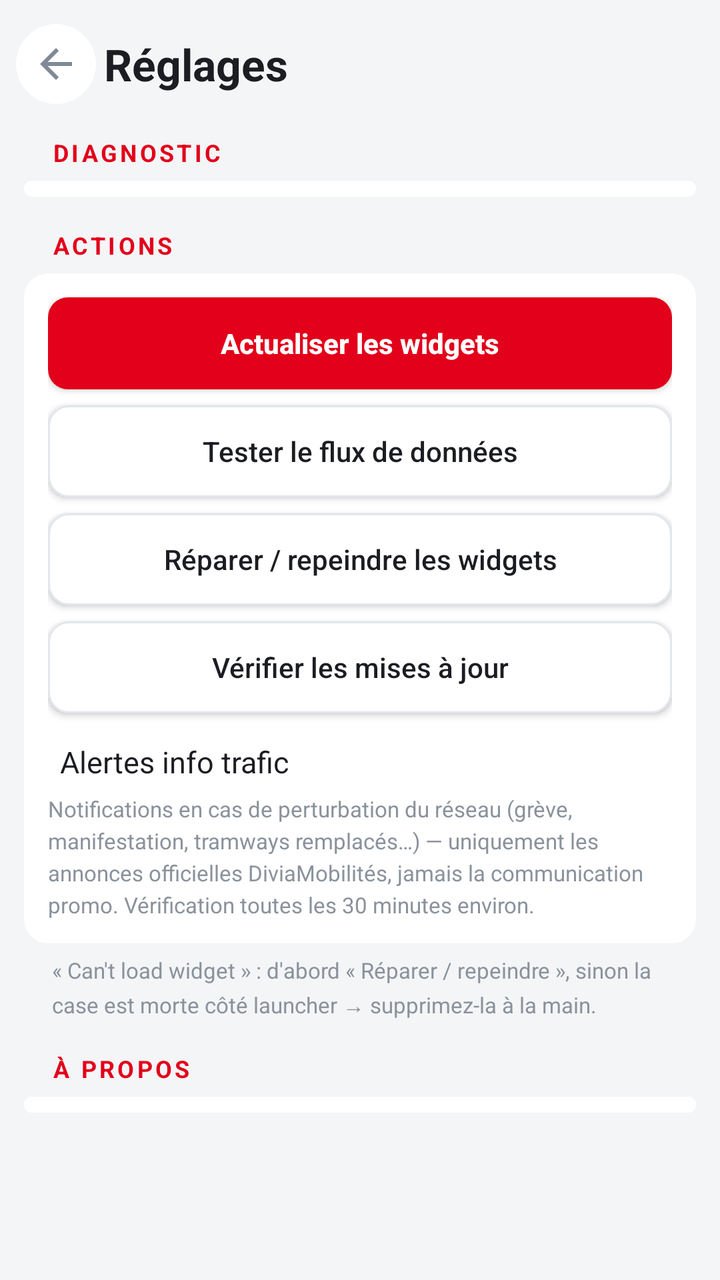
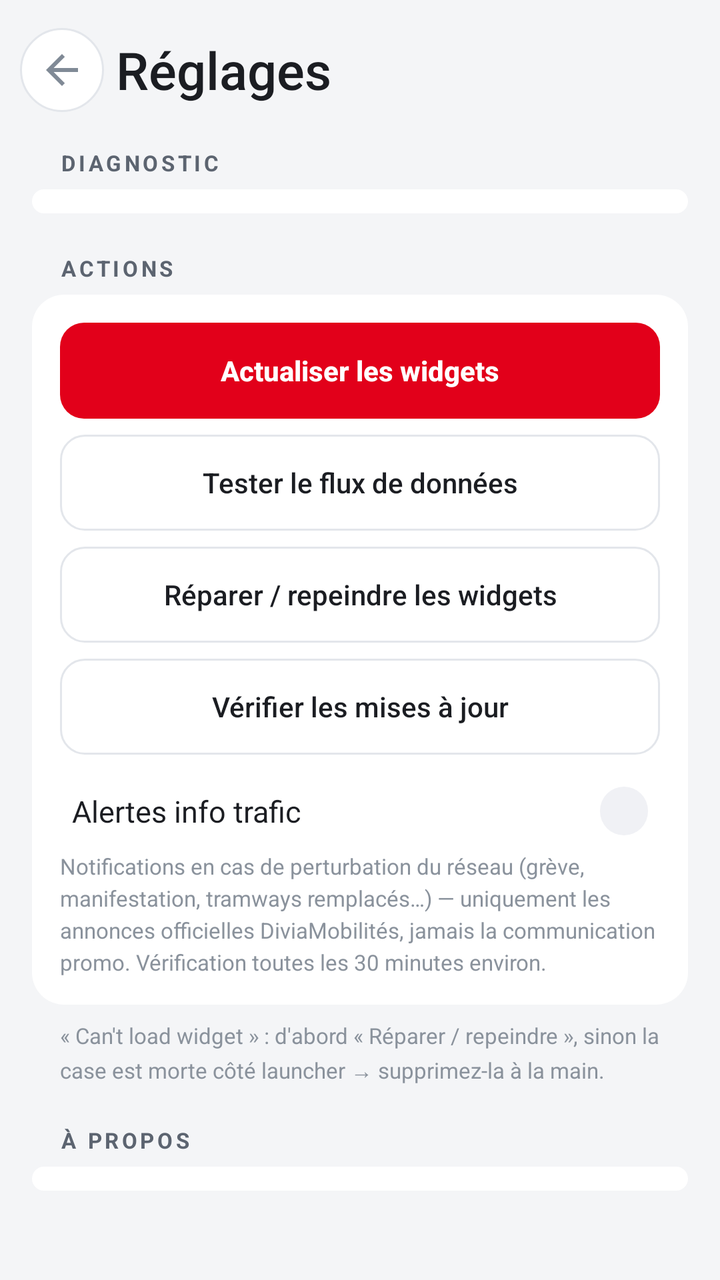

Compare the two renders of this Android layout. The source of the first and the diff that turns it into the second are given below.
<!-- AndroidManifest.xml: application theme AppTheme -->
<!-- res/layout/activity_settings.xml -->
<?xml version="1.0" encoding="utf-8"?>
<LinearLayout xmlns:android="http://schemas.android.com/apk/res/android"
    android:layout_width="match_parent"
    android:layout_height="match_parent"
    android:orientation="vertical"
    android:background="@color/screen_bg">

    
    <LinearLayout
        android:layout_width="match_parent"
        android:layout_height="wrap_content"
        android:orientation="horizontal"
        android:gravity="center_vertical"
        android:paddingLeft="8dp"
        android:paddingRight="16dp"
        android:paddingTop="12dp"
        android:paddingBottom="8dp">

        <ImageView
            android:id="@+id/btn_back"
            android:layout_width="40dp"
            android:layout_height="40dp"
            android:scaleType="centerInside"
            android:padding="8dp"
            android:background="@drawable/btn_icon"
            android:contentDescription="@string/back"
            android:src="@drawable/ic_back"/>

        <TextView
            android:layout_width="0dp"
            android:layout_height="wrap_content"
            android:layout_weight="1"
            android:layout_marginLeft="4dp"
            android:textColor="@color/txt_main"
            android:textSize="22sp"
            android:textStyle="bold"
            android:text="@string/settings_title"/>
    </LinearLayout>

    <ScrollView
        android:layout_width="match_parent"
        android:layout_height="0dp"
        android:layout_weight="1"
        android:fillViewport="true"
        android:scrollbars="none">

        <LinearLayout
            android:layout_width="match_parent"
            android:layout_height="wrap_content"
            android:orientation="vertical"
            android:paddingLeft="12dp"
            android:paddingRight="12dp"
            android:paddingBottom="16dp">

            
            <TextView
                android:layout_width="match_parent"
                android:layout_height="wrap_content"
                android:textColor="@color/countdown"
                android:textSize="12sp"
                android:textStyle="bold"
                android:textAllCaps="true"
                android:letterSpacing="0.12"
                android:paddingLeft="14dp"
                android:paddingTop="8dp"
                android:paddingBottom="6dp"
                android:text="@string/section_diagnostics"/>

            <LinearLayout
                android:id="@+id/diag_rows"
                android:layout_width="match_parent"
                android:layout_height="wrap_content"
                android:orientation="vertical"
                android:paddingTop="4dp"
                android:paddingBottom="4dp"
                android:background="@drawable/card"/>

            
            <TextView
                android:layout_width="match_parent"
                android:layout_height="wrap_content"
                android:textColor="@color/countdown"
                android:textSize="12sp"
                android:textStyle="bold"
                android:textAllCaps="true"
                android:letterSpacing="0.12"
                android:paddingLeft="14dp"
                android:paddingTop="16dp"
                android:paddingBottom="6dp"
                android:text="@string/section_actions"/>

            <LinearLayout
                android:layout_width="match_parent"
                android:layout_height="wrap_content"
                android:orientation="vertical"
                android:padding="12dp"
                android:background="@drawable/card">

                <Button
                    android:id="@+id/btn_refresh_now"
                    android:layout_width="match_parent"
                    android:layout_height="46dp"
                    android:background="@drawable/btn_primary"
                    android:textColor="@color/badge_text"
                    android:textSize="14sp"
                    android:textStyle="bold"
                    android:textAllCaps="false"
                    android:text="@string/refresh_now"/>

                <Button
                    android:id="@+id/btn_test_feed"
                    android:layout_width="match_parent"
                    android:layout_height="46dp"
                    android:layout_marginTop="8dp"
                    android:background="@drawable/btn_secondary"
                    android:textColor="@color/txt_main"
                    android:textSize="14sp"
                    android:textAllCaps="false"
                    android:text="@string/test_feed"/>

                <Button
                    android:id="@+id/btn_repair_launcher"
                    android:layout_width="match_parent"
                    android:layout_height="46dp"
                    android:layout_marginTop="8dp"
                    android:background="@drawable/btn_secondary"
                    android:textColor="@color/txt_main"
                    android:textSize="14sp"
                    android:textAllCaps="false"
                    android:text="@string/repair_launcher_btn"/>

                
                <Button
                    android:id="@+id/btn_check_update"
                    android:layout_width="match_parent"
                    android:layout_height="46dp"
                    android:layout_marginTop="8dp"
                    android:background="@drawable/btn_secondary"
                    android:textColor="@color/txt_main"
                    android:textSize="14sp"
                    android:textAllCaps="false"
                    android:text="@string/update_check"/>

                
                <LinearLayout
                    android:id="@+id/traffic_row"
                    android:layout_width="match_parent"
                    android:layout_height="wrap_content"
                    android:orientation="horizontal"
                    android:gravity="center_vertical"
                    android:paddingLeft="6dp"
                    android:paddingRight="6dp"
                    android:paddingTop="14dp"
                    android:paddingBottom="4dp"
                    android:background="?android:attr/selectableItemBackground">

                    <TextView
                        android:layout_width="0dp"
                        android:layout_height="wrap_content"
                        android:layout_weight="1"
                        android:textColor="@color/txt_main"
                        android:textSize="15sp"
                        android:text="@string/setting_traffic"/>

                    <TextView
                        android:id="@+id/traffic_value"
                        android:layout_width="wrap_content"
                        android:layout_height="wrap_content"
                        android:textColor="@color/txt_sub"
                        android:textSize="14sp"
                        android:textStyle="bold"/>
                </LinearLayout>

                <TextView
                    android:layout_width="match_parent"
                    android:layout_height="wrap_content"
                    android:textColor="@color/txt_clock"
                    android:textSize="11sp"
                    android:lineSpacingExtra="3dp"
                    android:paddingTop="2dp"
                    android:text="@string/traffic_note"/>
            </LinearLayout>

            <TextView
                android:layout_width="match_parent"
                android:layout_height="wrap_content"
                android:textColor="@color/txt_clock"
                android:textSize="11sp"
                android:lineSpacingExtra="3dp"
                android:paddingLeft="14dp"
                android:paddingTop="6dp"
                android:text="@string/repair_line"/>

            
            <TextView
                android:layout_width="match_parent"
                android:layout_height="wrap_content"
                android:textColor="@color/countdown"
                android:textSize="12sp"
                android:textStyle="bold"
                android:textAllCaps="true"
                android:letterSpacing="0.12"
                android:paddingLeft="14dp"
                android:paddingTop="16dp"
                android:paddingBottom="6dp"
                android:text="@string/section_about"/>

            <LinearLayout
                android:id="@+id/about_rows"
                android:layout_width="match_parent"
                android:layout_height="wrap_content"
                android:orientation="vertical"
                android:paddingTop="4dp"
                android:paddingBottom="4dp"
                android:background="@drawable/card"/>
        </LinearLayout>
    </ScrollView>
</LinearLayout>
<!-- resources referenced by this layout -->
<resources>
  <color name="badge_text">#FFFFFF</color>
  <color name="countdown">#E2001A</color>
  <color name="screen_bg">#F4F5F7</color>
  <color name="txt_clock">#8A929C</color>
  <color name="txt_main">#1B1D22</color>
  <color name="txt_sub">#5C6470</color>
  <!-- drawable btn_icon (drawable) -->
  <?xml version="1.0" encoding="utf-8"?>
  <shape xmlns:android="http://schemas.android.com/apk/res/android" android:shape="oval">
      <solid android:color="@color/card_bg"/>
  </shape>
  <!-- drawable btn_primary (drawable) -->
  <?xml version="1.0" encoding="utf-8"?>
  <shape xmlns:android="http://schemas.android.com/apk/res/android" android:shape="rectangle">
      <solid android:color="@color/badge_bg"/>
      <corners android:radius="10dp"/>
  </shape>
  <!-- drawable btn_secondary (drawable) -->
  <?xml version="1.0" encoding="utf-8"?>
  <shape xmlns:android="http://schemas.android.com/apk/res/android" android:shape="rectangle">
      <solid android:color="@color/card_bg"/>
      <stroke android:width="1dp" android:color="@color/btn_stroke"/>
      <corners android:radius="10dp"/>
  </shape>
  <!-- drawable card (drawable) -->
  <?xml version="1.0" encoding="utf-8"?>
  <shape xmlns:android="http://schemas.android.com/apk/res/android" android:shape="rectangle">
      <solid android:color="@color/card_bg"/>
      <corners android:radius="12dp"/>
  </shape>
  <!-- drawable ic_back (drawable) -->
  <?xml version="1.0" encoding="utf-8"?>
  <vector xmlns:android="http://schemas.android.com/apk/res/android"
      android:width="24dp"
      android:height="24dp"
      android:viewportWidth="24"
      android:viewportHeight="24">
      <path
          android:fillColor="#808A96"
          android:pathData="M20,11H7.83l5.59,-5.59L12,4l-8,8 8,8 1.41,-1.41L7.83,13H20v-2z"/>
  </vector>
  <string name="back">Retour</string>
  <string name="refresh_now">Actualiser les widgets</string>
  <string name="repair_launcher_btn">Réparer / repeindre les widgets</string>
  <string name="repair_line">« Can\'t load widget » : d\'abord « Réparer / repeindre », sinon la case est morte côté launcher → supprimez-la à la main.</string>
  <string name="section_about">À propos</string>
  <string name="section_actions">Actions</string>
  <string name="section_diagnostics">Diagnostic</string>
  <string name="setting_traffic">Alertes info trafic</string>
  <string name="settings_title">Réglages</string>
  <string name="test_feed">Tester le flux de données</string>
  <string name="traffic_note">Notifications en cas de perturbation du réseau (grève, manifestation, tramways remplacés…) — uniquement les annonces officielles DiviaMobilités, jamais la communication promo. Vérification toutes les 30 minutes environ.</string>
  <string name="update_check">Vérifier les mises à jour</string>
  <style name="AppTheme" parent="android:Theme.Material.Light.NoActionBar">
          <item name="android:colorPrimary">#E2001A</item>
          <item name="android:colorAccent">#E2001A</item>
          <item name="android:statusBarColor">#E2001A</item>
          <item name="android:windowBackground">@color/screen_bg</item>
      </style>
  <color name="card_bg">#FFFFFF</color>
  <color name="badge_bg">#E2001A</color>
  <color name="btn_stroke">#E3E6EB</color>
</resources>

<!-- the commit's change to res/layout/activity_settings.xml (unified diff, before → after) -->
@@ -11,17 +11,17 @@
         android:layout_height="wrap_content"
         android:orientation="horizontal"
         android:gravity="center_vertical"
-        android:paddingLeft="8dp"
-        android:paddingRight="16dp"
-        android:paddingTop="12dp"
-        android:paddingBottom="8dp">
+        android:paddingLeft="10dp"
+        android:paddingRight="18dp"
+        android:paddingTop="14dp"
+        android:paddingBottom="10dp">
 
         <ImageView
             android:id="@+id/btn_back"
-            android:layout_width="40dp"
-            android:layout_height="40dp"
+            android:layout_width="42dp"
+            android:layout_height="42dp"
             android:scaleType="centerInside"
-            android:padding="8dp"
+            android:padding="9dp"
             android:background="@drawable/btn_icon"
             android:contentDescription="@string/back"
             android:src="@drawable/ic_back"/>
@@ -30,10 +30,10 @@
             android:layout_width="0dp"
             android:layout_height="wrap_content"
             android:layout_weight="1"
-            android:layout_marginLeft="4dp"
+            android:layout_marginLeft="6dp"
             android:textColor="@color/txt_main"
-            android:textSize="22sp"
-            android:textStyle="bold"
+            android:textSize="26sp"
+            android:fontFamily="sans-serif-medium"
             android:text="@string/settings_title"/>
     </LinearLayout>
 
@@ -48,19 +48,19 @@
             android:layout_width="match_parent"
             android:layout_height="wrap_content"
             android:orientation="vertical"
-            android:paddingLeft="12dp"
-            android:paddingRight="12dp"
-            android:paddingBottom="16dp">
+            android:paddingLeft="16dp"
+            android:paddingRight="16dp"
+            android:paddingBottom="20dp">
 
             
             <TextView
                 android:layout_width="match_parent"
                 android:layout_height="wrap_content"
-                android:textColor="@color/countdown"
-                android:textSize="12sp"
+                android:textColor="@color/txt_sub"
+                android:textSize="11sp"
                 android:textStyle="bold"
                 android:textAllCaps="true"
-                android:letterSpacing="0.12"
+                android:letterSpacing="0.14"
                 android:paddingLeft="14dp"
                 android:paddingTop="8dp"
                 android:paddingBottom="6dp"
@@ -71,21 +71,21 @@
                 android:layout_width="match_parent"
                 android:layout_height="wrap_content"
                 android:orientation="vertical"
-                android:paddingTop="4dp"
-                android:paddingBottom="4dp"
+                android:paddingTop="6dp"
+                android:paddingBottom="6dp"
                 android:background="@drawable/card"/>
 
             
             <TextView
                 android:layout_width="match_parent"
                 android:layout_height="wrap_content"
-                android:textColor="@color/countdown"
-                android:textSize="12sp"
+                android:textColor="@color/txt_sub"
+                android:textSize="11sp"
                 android:textStyle="bold"
                 android:textAllCaps="true"
-                android:letterSpacing="0.12"
-                android:paddingLeft="14dp"
-                android:paddingTop="16dp"
+                android:letterSpacing="0.14"
+                android:paddingLeft="14dp"
+                android:paddingTop="20dp"
                 android:paddingBottom="6dp"
                 android:text="@string/section_actions"/>
 
@@ -93,13 +93,14 @@
                 android:layout_width="match_parent"
                 android:layout_height="wrap_content"
                 android:orientation="vertical"
-                android:padding="12dp"
+                android:padding="14dp"
                 android:background="@drawable/card">
 
                 <Button
                     android:id="@+id/btn_refresh_now"
                     android:layout_width="match_parent"
-                    android:layout_height="46dp"
+                    android:layout_height="48dp"
+                    android:stateListAnimator="@null"
                     android:background="@drawable/btn_primary"
                     android:textColor="@color/badge_text"
                     android:textSize="14sp"
@@ -110,8 +111,9 @@
                 <Button
                     android:id="@+id/btn_test_feed"
                     android:layout_width="match_parent"
-                    android:layout_height="46dp"
+                    android:layout_height="48dp"
                     android:layout_marginTop="8dp"
+                    android:stateListAnimator="@null"
                     android:background="@drawable/btn_secondary"
                     android:textColor="@color/txt_main"
                     android:textSize="14sp"
@@ -121,8 +123,9 @@
                 <Button
                     android:id="@+id/btn_repair_launcher"
                     android:layout_width="match_parent"
-                    android:layout_height="46dp"
+                    android:layout_height="48dp"
                     android:layout_marginTop="8dp"
+                    android:stateListAnimator="@null"
                     android:background="@drawable/btn_secondary"
                     android:textColor="@color/txt_main"
                     android:textSize="14sp"
@@ -133,8 +136,9 @@
                 <Button
                     android:id="@+id/btn_check_update"
                     android:layout_width="match_parent"
-                    android:layout_height="46dp"
+                    android:layout_height="48dp"
                     android:layout_marginTop="8dp"
+                    android:stateListAnimator="@null"
                     android:background="@drawable/btn_secondary"
                     android:textColor="@color/txt_main"
                     android:textSize="14sp"
@@ -150,8 +154,8 @@
                     android:gravity="center_vertical"
                     android:paddingLeft="6dp"
                     android:paddingRight="6dp"
-                    android:paddingTop="14dp"
-                    android:paddingBottom="4dp"
+                    android:paddingTop="16dp"
+                    android:paddingBottom="6dp"
                     android:background="?android:attr/selectableItemBackground">
 
                     <TextView
@@ -166,8 +170,13 @@
                         android:id="@+id/traffic_value"
                         android:layout_width="wrap_content"
                         android:layout_height="wrap_content"
+                        android:background="@drawable/chip_bg"
+                        android:paddingLeft="12dp"
+                        android:paddingRight="12dp"
+                        android:paddingTop="4dp"
+                        android:paddingBottom="4dp"
                         android:textColor="@color/txt_sub"
-                        android:textSize="14sp"
+                        android:textSize="12sp"
                         android:textStyle="bold"/>
                 </LinearLayout>
 
@@ -188,20 +197,20 @@
                 android:textSize="11sp"
                 android:lineSpacingExtra="3dp"
                 android:paddingLeft="14dp"
-                android:paddingTop="6dp"
+                android:paddingTop="8dp"
                 android:text="@string/repair_line"/>
 
             
             <TextView
                 android:layout_width="match_parent"
                 android:layout_height="wrap_content"
-                android:textColor="@color/countdown"
-                android:textSize="12sp"
+                android:textColor="@color/txt_sub"
+                android:textSize="11sp"
                 android:textStyle="bold"
                 android:textAllCaps="true"
-                android:letterSpacing="0.12"
-                android:paddingLeft="14dp"
-                android:paddingTop="16dp"
+                android:letterSpacing="0.14"
+                android:paddingLeft="14dp"
+                android:paddingTop="20dp"
                 android:paddingBottom="6dp"
                 android:text="@string/section_about"/>
 
@@ -210,8 +219,8 @@
                 android:layout_width="match_parent"
                 android:layout_height="wrap_content"
                 android:orientation="vertical"
-                android:paddingTop="4dp"
-                android:paddingBottom="4dp"
+                android:paddingTop="6dp"
+                android:paddingBottom="6dp"
                 android:background="@drawable/card"/>
         </LinearLayout>
     </ScrollView>
<!-- resource entries referenced after the edit -->
@@ -1,34 +1,55 @@
 <!-- resources referenced by this layout -->
 <resources>
   <color name="badge_text">#FFFFFF</color>
-  <color name="countdown">#E2001A</color>
   <color name="screen_bg">#F4F5F7</color>
   <color name="txt_clock">#8A929C</color>
   <color name="txt_main">#1B1D22</color>
   <color name="txt_sub">#5C6470</color>
   <!-- drawable btn_icon (drawable) -->
   <?xml version="1.0" encoding="utf-8"?>
-  <shape xmlns:android="http://schemas.android.com/apk/res/android" android:shape="oval">
-      <solid android:color="@color/card_bg"/>
-  </shape>
+  <ripple xmlns:android="http://schemas.android.com/apk/res/android"
+      android:color="#1FE2001A">
+      <item>
+          <shape android:shape="oval">
+              <solid android:color="@color/card_bg"/>
+              <stroke android:width="1dp" android:color="@color/btn_stroke"/>
+          </shape>
+      </item>
+  </ripple>
   <!-- drawable btn_primary (drawable) -->
   <?xml version="1.0" encoding="utf-8"?>
-  <shape xmlns:android="http://schemas.android.com/apk/res/android" android:shape="rectangle">
-      <solid android:color="@color/badge_bg"/>
-      <corners android:radius="10dp"/>
-  </shape>
+  <ripple xmlns:android="http://schemas.android.com/apk/res/android"
+      android:color="#40FFFFFF">
+      <item>
+          <shape android:shape="rectangle">
+              <solid android:color="@color/badge_bg"/>
+              <corners android:radius="12dp"/>
+          </shape>
+      </item>
+  </ripple>
   <!-- drawable btn_secondary (drawable) -->
   <?xml version="1.0" encoding="utf-8"?>
-  <shape xmlns:android="http://schemas.android.com/apk/res/android" android:shape="rectangle">
-      <solid android:color="@color/card_bg"/>
-      <stroke android:width="1dp" android:color="@color/btn_stroke"/>
-      <corners android:radius="10dp"/>
-  </shape>
+  <ripple xmlns:android="http://schemas.android.com/apk/res/android"
+      android:color="#1FE2001A">
+      <item>
+          <shape android:shape="rectangle">
+              <solid android:color="@color/card_bg"/>
+              <stroke android:width="1dp" android:color="@color/btn_stroke"/>
+              <corners android:radius="12dp"/>
+          </shape>
+      </item>
+  </ripple>
   <!-- drawable card (drawable) -->
   <?xml version="1.0" encoding="utf-8"?>
   <shape xmlns:android="http://schemas.android.com/apk/res/android" android:shape="rectangle">
       <solid android:color="@color/card_bg"/>
-      <corners android:radius="12dp"/>
+      <corners android:radius="16dp"/>
+  </shape>
+  <!-- drawable chip_bg (drawable) -->
+  <?xml version="1.0" encoding="utf-8"?>
+  <shape xmlns:android="http://schemas.android.com/apk/res/android" android:shape="rectangle">
+      <solid android:color="@color/chip_bg"/>
+      <corners android:radius="14dp"/>
   </shape>
   <!-- drawable ic_back (drawable) -->
   <?xml version="1.0" encoding="utf-8"?>
@@ -55,12 +76,14 @@
   <string name="update_check">Vérifier les mises à jour</string>
   <style name="AppTheme" parent="android:Theme.Material.Light.NoActionBar">
           <item name="android:colorPrimary">#E2001A</item>
+          <item name="android:colorPrimaryDark">#E2001A</item>
           <item name="android:colorAccent">#E2001A</item>
           <item name="android:statusBarColor">#E2001A</item>
           <item name="android:windowBackground">@color/screen_bg</item>
       </style>
   <color name="card_bg">#FFFFFF</color>
   <color name="badge_bg">#E2001A</color>
+  <color name="chip_bg">#F0F1F5</color>
   <color name="btn_stroke">#E3E6EB</color>
 </resources>
 
